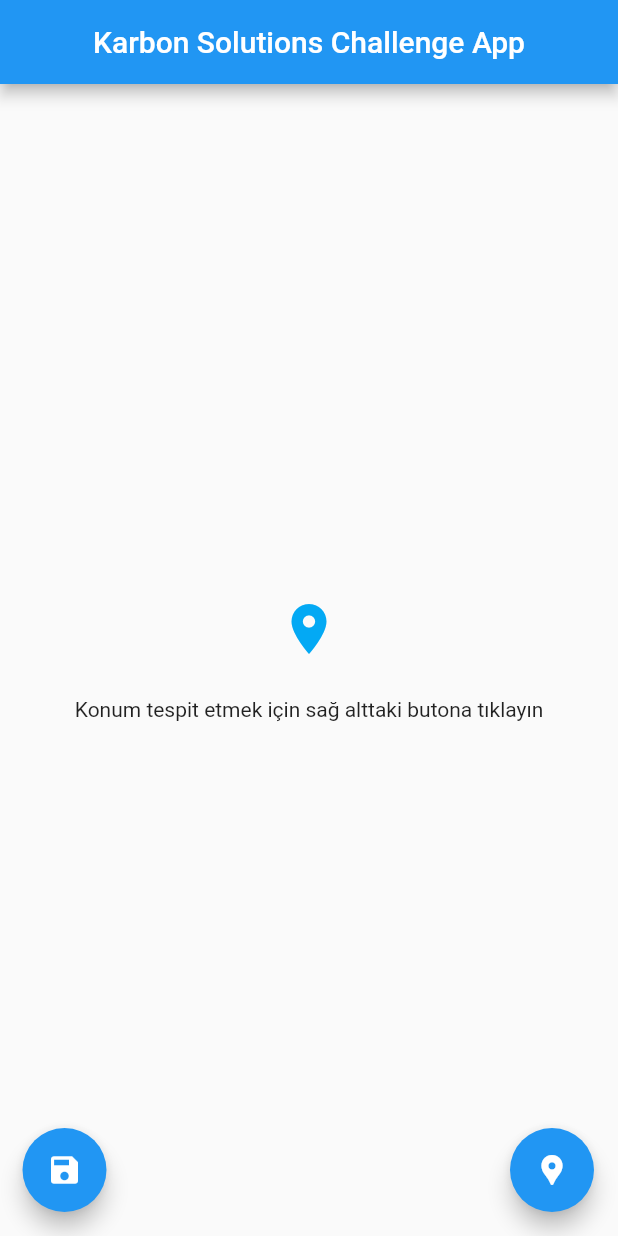
After one commit to MrVenKen/challenge_app, a Flutter app: the screen it shows after launch, on a phone screen of 412 x 824 dp. The commit adds this screen. Run offline on Flutter 3.47's test engine with Material 2 defaults, Android fonts, the phone set to English and light mode, and no system bars; our stand-ins replace cloud_firestore, firebase_core, geolocator; missing offline and left inert: cloud_firestore_web, firebase_core_web, geolocator_web, shared_preferences_web, vexana; accounts and stored records are empty.

Commit message:
uygulama tamamlandı

```diff
--- a/lib/generated_plugin_registrant.dart
+++ b/lib/generated_plugin_registrant.dart
@@ -9,6 +9,7 @@
 import 'package:cloud_firestore_web/cloud_firestore_web.dart';
 import 'package:firebase_core_web/firebase_core_web.dart';
 import 'package:geolocator_web/geolocator_web.dart';
+import 'package:shared_preferences_web/shared_preferences_web.dart';
 
 import 'package:flutter_web_plugins/flutter_web_plugins.dart';
 
@@ -17,5 +18,6 @@ void registerPlugins(Registrar registrar) {
   FirebaseFirestoreWeb.registerWith(registrar);
   FirebaseCoreWeb.registerWith(registrar);
   GeolocatorPlugin.registerWith(registrar);
+  SharedPreferencesPlugin.registerWith(registrar);
   registrar.registerMessageHandler();
 }
--- /dev/null
+++ b/lib/service/time_service.dart
@@ -0,0 +1,25 @@
+// https://timeapi.io/api/Time/current/zone?timeZone=Europe/Istanbul
+import 'package:challenge_app/model/time_model.dart';
+import 'package:vexana/vexana.dart';
+
+abstract class TimeService {
+  TimeService(this.networkManager);
+
+  final INetworkManager networkManager;
+
+  Future<IResponseModel<TimeModel?>> getTime();
+}
+
+class TimeServiceApi extends TimeService {
+
+  TimeServiceApi(super.networkManager);
+
+  @override
+  Future<IResponseModel<TimeModel?>> getTime() async{
+    final response = await networkManager.send<TimeModel, TimeModel>(
+        '/Time/current/zone?timeZone=Europe/Istanbul',
+        parseModel: TimeModel(),
+        method: RequestType.GET);
+    return response;
+  }
+}
--- /dev/null
+++ b/lib/view/home_page.dart
@@ -0,0 +1,66 @@
+import 'package:challenge_app/viewmodel/homepage_viewmodel.dart';
+import 'package:flutter/material.dart';
+import 'package:provider/provider.dart';
+
+class HomePage extends StatelessWidget {
+   HomePage({Key? key}) : super(key: key);
+
+
+   late final String result;
+   void _getCurrentLocation(BuildContext context) async {
+     result = await Provider.of<HomePageViewModel>(context, listen: false).getCurrentLocation();
+   }
+
+  @override
+  Widget build(BuildContext context) {
+    return Consumer(builder: (context, HomePageViewModel model, _) {
+      return SafeArea(
+        child: Scaffold(
+            appBar: AppBar(
+              title:
+                  const Center(child: Text("Karbon Solutions Challenge App")),
+            ),
+            body: Column(
+              mainAxisAlignment: MainAxisAlignment.center,
+              children: [
+                const Icon(
+                  Icons.location_on,
+                  size: 40,
+                  color: Colors.lightBlue,
+                ),
+                const SizedBox(
+                  height: 26,
+                ),
+                Center(
+                  child: model.position != null
+                      ? Text('\nMevcut Konum: \n$result')
+                      : const Text(
+                          'Konum tespit etmek için sağ alttaki butona tıklayın'),
+                ),
+              ],
+            ),
+            floatingActionButton: Stack(
+              children: <Widget>[
+                 Padding(
+                  padding: const EdgeInsets.only(left: 31),
+                  child: Align(
+                    alignment: Alignment.bottomLeft,
+                    child: FloatingActionButton(
+                      onPressed: () => model.firebaseSaveData(context),
+                      child: const Icon(Icons.save),
+                    ),
+                  ),
+                ),
+                Align(
+                  alignment: Alignment.bottomRight,
+                  child: FloatingActionButton(
+                    onPressed: () => _getCurrentLocation(context),
+                    child: const Icon(Icons.location_pin),
+                  ),
+                ),
+              ],
+            )),
+      );
+    });
+  }
+}
--- a/pubspec.yaml
+++ b/pubspec.yaml
@@ -27,6 +27,9 @@ environment:
 # the latest version available on pub.dev. To see which dependencies have newer
 # versions available, run `flutter pub outdated`.
 dependencies:
+  json_annotation:
+  json_serializable:
+  vexana:
   latlong_to_osgrid:
   geolocator:
   geocoding:
@@ -40,8 +43,11 @@ dependencies:
   cupertino_icons: ^1.0.2
   cloud_firestore: ^3.1.17
   provider: ^6.0.3
+  firebase_core: ^1.17.1
+
 
 dev_dependencies:
+  build_runner:
   flutter_test:
     sdk: flutter
 
```
Also changed, not shown: lib/main.dart (+17 -114 lines), lib/model/time_model.dart (added, +47 -0 lines), lib/viewmodel/homepage_viewmodel.dart (added, +103 -0 lines), lib/model/time_model.g.dart (added), 2 other files.
